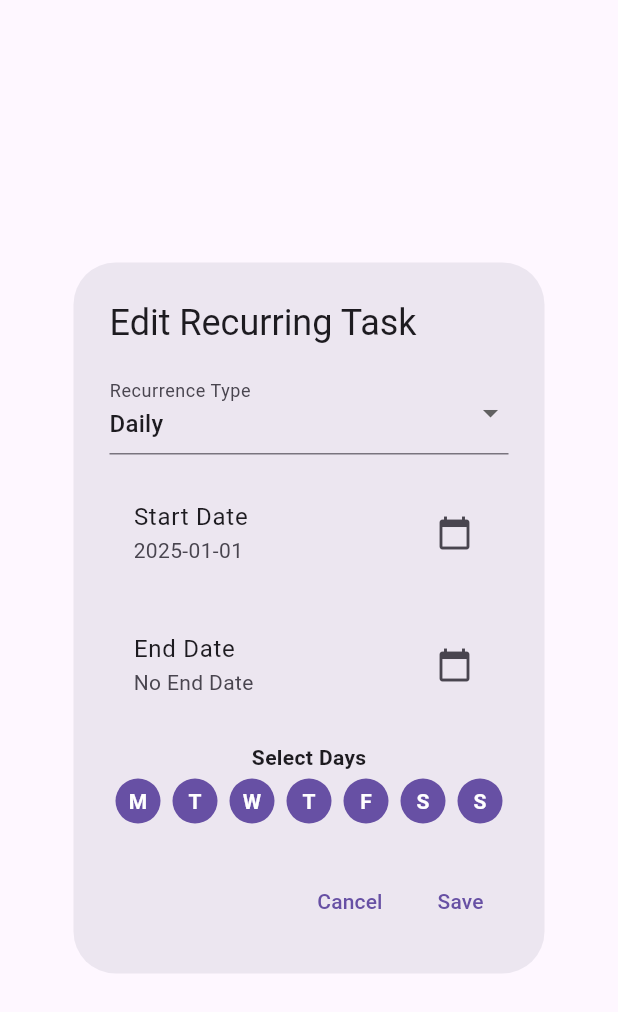
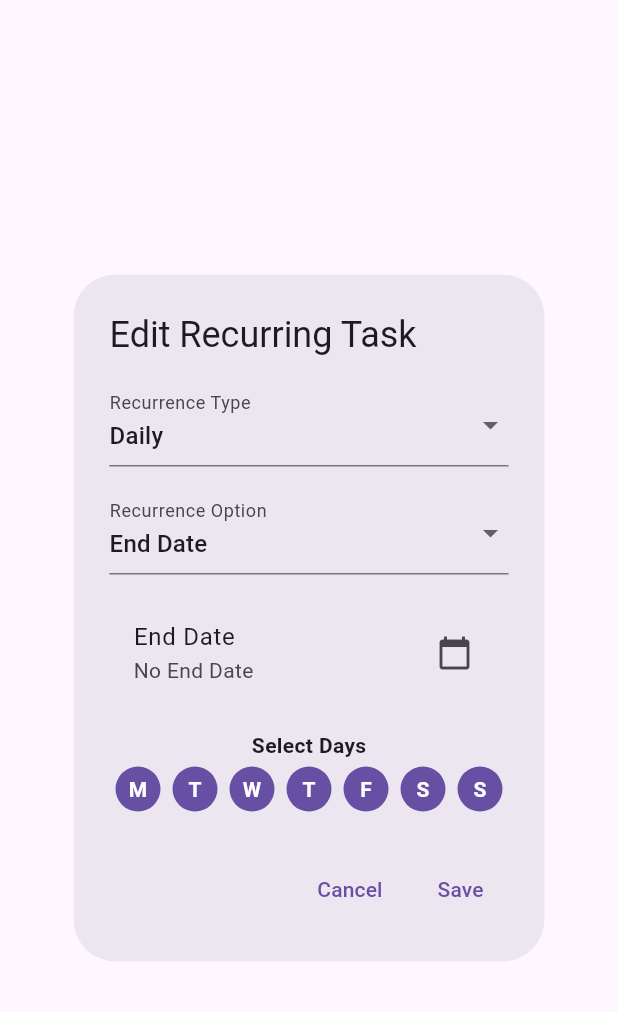
Before and after one commit to ntuininga/TaskManager, a Flutter app: the EditRecurringTaskDialog widget shown alone on an empty page, opened directly, on a phone screen of 412 x 824 dp. Shown: the top 1012 px of the screen. Run offline on Flutter 3.47's test engine with Material 3 defaults, Android fonts, the phone set to English and light mode, and no system bars; our stand-ins replace bloc, equatable, flutter_bloc, flutter_local_notifications, flutter_timezone, get_it and 6 more; accounts and stored records are empty.

Commit message:
add: dropdown for recurrence option

```diff
--- a/task_manager/lib/presentation/widgets/Dialogs/recurring_task_dialog.dart
+++ b/task_manager/lib/presentation/widgets/Dialogs/recurring_task_dialog.dart
@@ -16,7 +16,8 @@ class EditRecurringTaskDialog extends StatefulWidget {
   }) : super(key: key);
 
   @override
-  _EditRecurringTaskDialogState createState() => _EditRecurringTaskDialogState();
+  _EditRecurringTaskDialogState createState() =>
+      _EditRecurringTaskDialogState();
 }
 
 class _EditRecurringTaskDialogState extends State<EditRecurringTaskDialog> {
@@ -24,6 +25,8 @@ class _EditRecurringTaskDialogState extends State<EditRecurringTaskDialog> {
   late DateTime startDate;
   DateTime? endDate;
   late List<bool> selectedDays;
+  late String recurrenceOption;
+  int count = 1; // Default count value
 
   @override
   void initState() {
@@ -32,9 +35,11 @@ class _EditRecurringTaskDialogState extends State<EditRecurringTaskDialog> {
     startDate = widget.initialStartDate;
     endDate = widget.initialEndDate;
     selectedDays = List.from(widget.initialSelectedDays);
+    recurrenceOption = 'End Date'; // Default recurrence option
   }
 
-  Future<void> _pickDate(BuildContext context, DateTime initialDate, Function(DateTime) onDatePicked) async {
+  Future<void> _pickDate(BuildContext context, DateTime initialDate,
+      Function(DateTime) onDatePicked) async {
     final pickedDate = await showDatePicker(
       context: context,
       initialDate: initialDate,
@@ -74,30 +79,75 @@ class _EditRecurringTaskDialogState extends State<EditRecurringTaskDialog> {
 
           const SizedBox(height: 16),
 
-          // Start Date Picker
+          // Dropdown for recurrence options
+          DropdownButtonFormField<String>(
+            value: recurrenceOption,
+            items: const [
+              DropdownMenuItem(value: 'End Date', child: Text('End Date')),
+              DropdownMenuItem(value: 'Count', child: Text('Count')),
+            ],
+            onChanged: (value) {
+              if (value != null) {
+                setState(() {
+                  recurrenceOption = value;
+                });
+              }
+            },
+            decoration: const InputDecoration(labelText: 'Recurrence Option'),
+          ),
+
+          const SizedBox(height: 16),
+
+          // Conditionally display widgets based on recurrence option
+          if (recurrenceOption == 'End Date')
             ListTile(
-            title: const Text('Start Date'),
-            subtitle: Text('${startDate.toLocal()}'.split(' ')[0]),
+              title: const Text('End Date'),
+              subtitle: Text(endDate != null
+                  ? '${endDate!.toLocal()}'.split(' ')[0]
+                  : 'No End Date'),
               trailing: const Icon(Icons.calendar_today),
-            onTap: () => _pickDate(context, startDate, (date) {
+              onTap: () => _pickDate(context, endDate ?? DateTime.now(),
+                  (date) {
                 setState(() {
-                startDate = date;
+                  endDate = date;
                 });
               }),
             ),
 
-          const SizedBox(height: 16),
-
-          // End Date Picker
-          ListTile(
-            title: const Text('End Date'),
-            subtitle: Text(endDate != null ? '${endDate!.toLocal()}'.split(' ')[0] : 'No End Date'),
-            trailing: const Icon(Icons.calendar_today),
-            onTap: () => _pickDate(context, endDate ?? DateTime.now(), (date) {
+          if (recurrenceOption == 'Count')
+            Row(
+              children: [
+                Expanded(
+                  child: TextFormField(
+                    initialValue: count.toString(),
+                    keyboardType: TextInputType.number,
+                    decoration: const InputDecoration(
+                      labelText: 'Occurrences',
+                    ),
+                    onChanged: (value) {
                       setState(() {
-                endDate = date;
+                        count = int.tryParse(value) ?? 1;
                       });
-            }),
+                    },
+                  ),
+                ),
+                IconButton(
+                  icon: const Icon(Icons.add),
+                  onPressed: () {
+                    setState(() {
+                      count++;
+                    });
+                  },
+                ),
+                IconButton(
+                  icon: const Icon(Icons.remove),
+                  onPressed: () {
+                    setState(() {
+                      if (count > 1) count--;
+                    });
+                  },
+                ),
+              ],
             ),
 
           const SizedBox(height: 16),
@@ -121,6 +171,8 @@ class _EditRecurringTaskDialogState extends State<EditRecurringTaskDialog> {
               'startDate': startDate,
               'endDate': endDate,
               'selectedDays': selectedDays,
+              'recurrenceOption': recurrenceOption,
+              if (recurrenceOption == 'Count') 'count': count,
             });
           },
           child: const Text('Save'),
```
Lines whose indentation alone changed are shown as unchanged.
